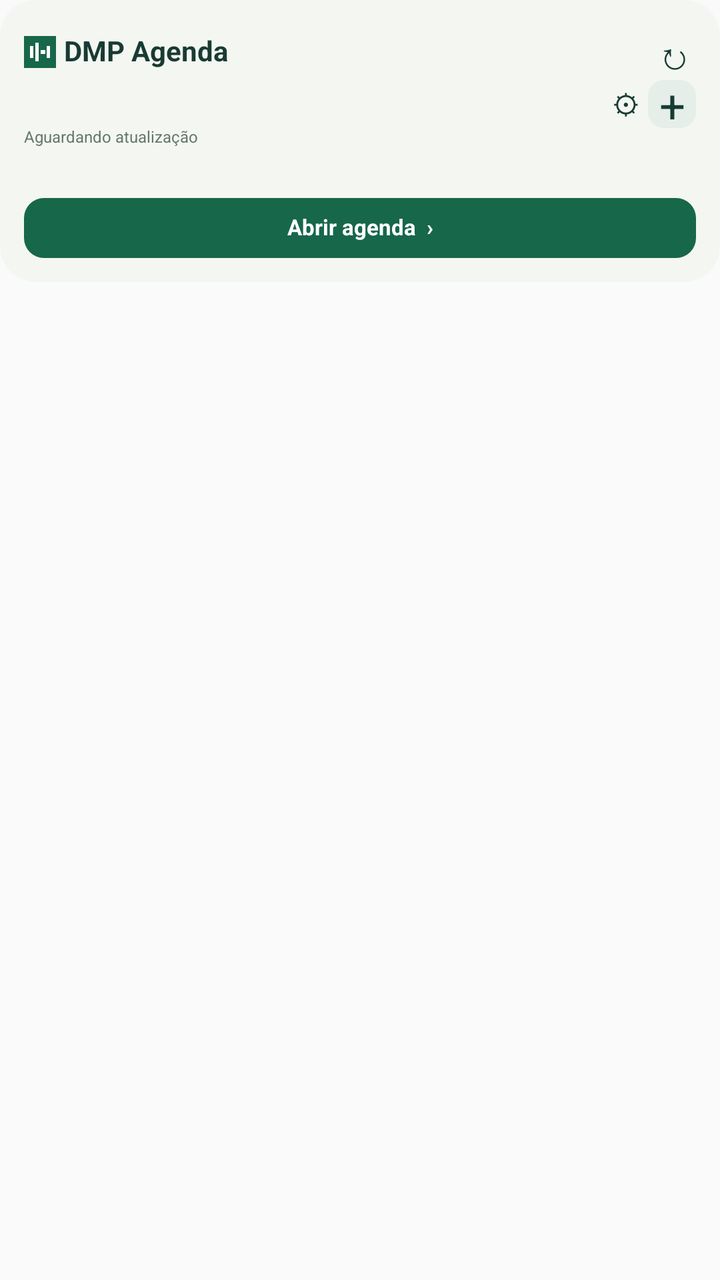
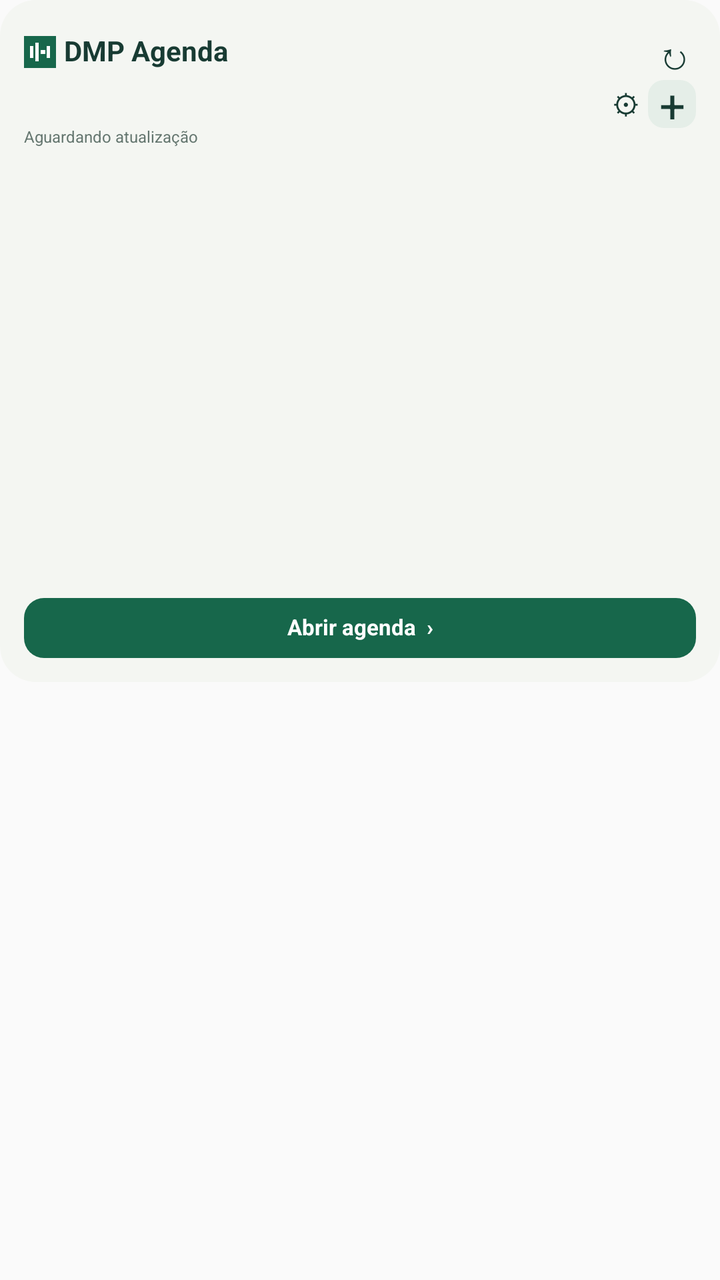

Two renders of the same Android screen: before a commit and after it. Below are the layout's source before the change and the commit's diff.
<!-- AndroidManifest.xml: application theme android:Theme.Material.Light.NoActionBar -->
<!-- res/layout/agenda_widget.xml -->
<FrameLayout xmlns:android="http://schemas.android.com/apk/res/android" android:id="@+id/root" android:layout_width="match_parent" android:layout_height="match_parent">
  <RelativeLayout android:id="@+id/shell" android:layout_width="match_parent" android:layout_height="wrap_content">
    <ImageView android:id="@+id/shell_bg" android:layout_width="match_parent" android:layout_height="0dp" android:scaleType="fitXY" android:contentDescription="" android:layout_alignTop="@id/content" android:layout_alignBottom="@id/content" android:src="@drawable/widget_surface" />
    <LinearLayout android:layout_width="match_parent" android:layout_height="wrap_content" android:orientation="vertical" android:padding="12dp" android:id="@+id/content">
      <LinearLayout android:layout_width="match_parent" android:layout_height="28dp" android:orientation="horizontal" android:gravity="center_vertical">
        <ImageView android:layout_width="16dp" android:layout_height="16dp" android:src="@drawable/icon" android:contentDescription="DMP" />
        <TextView android:id="@+id/header" android:layout_width="0dp" android:layout_height="wrap_content" android:text="DMP Agenda" android:textSize="14sp" android:textColor="#183B33" android:includeFontPadding="false" android:layout_weight="1" android:paddingStart="4dp" android:maxLines="1" android:ellipsize="end" android:textStyle="bold" />
        <TextView android:id="@+id/refresh" android:layout_width="22dp" android:layout_height="24dp" android:text="↻" android:textSize="19sp" android:textColor="#183B33" android:includeFontPadding="false" android:gravity="center" android:contentDescription="Atualizar" />
      </LinearLayout>
      <LinearLayout android:layout_width="match_parent" android:layout_height="24dp" android:orientation="horizontal" android:gravity="center_vertical">
        <TextView android:id="@+id/date" android:layout_width="0dp" android:layout_height="wrap_content" android:text="" android:textSize="9sp" android:includeFontPadding="false" android:layout_weight="1" android:maxLines="1" android:textColor="#5D706A" />
        <TextView android:id="@+id/settings" android:layout_width="22dp" android:layout_height="20dp" android:text="⚙" android:textSize="14sp" android:textColor="#183B33" android:includeFontPadding="false" android:gravity="center" android:contentDescription="Configurar widget" />
        <TextView android:id="@+id/add" android:layout_width="24dp" android:layout_height="24dp" android:text="+" android:textSize="23sp" android:textColor="#183B33" android:includeFontPadding="false" android:gravity="center" android:contentDescription="Adicionar compromisso" android:background="@drawable/widget_add" />
      </LinearLayout>
      <TextView android:id="@+id/updated" android:layout_width="match_parent" android:layout_height="wrap_content" android:text="Aguardando atualização" android:textSize="8sp" android:includeFontPadding="false" android:textColor="#64766F" android:paddingBottom="4dp" android:maxLines="1" />
      <LinearLayout android:layout_width="match_parent" android:layout_height="wrap_content" android:orientation="vertical" android:id="@+id/items">
</LinearLayout>
      <TextView android:id="@+id/more" android:layout_width="match_parent" android:layout_height="wrap_content" android:text="" android:textSize="10sp" android:includeFontPadding="false" android:paddingTop="4dp" android:textColor="#386453" android:maxLines="1" />
      <TextView android:id="@+id/agenda" android:layout_width="match_parent" android:layout_height="30dp" android:text="Abrir agenda  ›" android:textSize="11sp" android:includeFontPadding="false" android:background="@drawable/widget_button" android:textColor="#FFFFFF" android:gravity="center" android:textStyle="bold" android:layout_marginTop="6dp" />
    </LinearLayout>
  </RelativeLayout>
</FrameLayout>
<!-- resources referenced by this layout -->
<resources>
  <!-- drawable icon (drawable) -->
  <vector xmlns:android="http://schemas.android.com/apk/res/android" android:width="48dp" android:height="48dp" android:viewportWidth="48" android:viewportHeight="48"><path android:fillColor="#17674B" android:pathData="M0,0h48v48h-48z"/><path android:fillColor="#FFFFFF" android:pathData="M9,15h5v18h-5zM17,10h5v28h-5zM25,21h7v6h-7zM34,15h5v18h-5z"/></vector>
  <!-- drawable widget_add (drawable) -->
  <shape xmlns:android="http://schemas.android.com/apk/res/android" android:shape="rectangle"><solid android:color="#E5EEE8"/><corners android:radius="8dp"/></shape>
  <!-- drawable widget_button (drawable) -->
  <shape xmlns:android="http://schemas.android.com/apk/res/android" android:shape="rectangle"><solid android:color="#17674B"/><corners android:radius="10dp"/></shape>
  <!-- drawable widget_surface (drawable) -->
  <shape xmlns:android="http://schemas.android.com/apk/res/android" android:shape="rectangle"><solid android:color="#F4F6F2"/><corners android:radius="18dp"/></shape>
</resources>

<!-- the commit's change to res/layout/agenda_widget.xml (unified diff, before → after) -->
@@ -13,8 +13,8 @@
         <TextView android:id="@+id/add" android:layout_width="24dp" android:layout_height="24dp" android:text="+" android:textSize="23sp" android:textColor="#183B33" android:includeFontPadding="false" android:gravity="center" android:contentDescription="Adicionar compromisso" android:background="@drawable/widget_add" />
       </LinearLayout>
       <TextView android:id="@+id/updated" android:layout_width="match_parent" android:layout_height="wrap_content" android:text="Aguardando atualização" android:textSize="8sp" android:includeFontPadding="false" android:textColor="#64766F" android:paddingBottom="4dp" android:maxLines="1" />
-      <LinearLayout android:layout_width="match_parent" android:layout_height="wrap_content" android:orientation="vertical" android:id="@+id/items">
-</LinearLayout>
+      <ListView android:layout_width="match_parent" android:layout_height="200dp" android:id="@+id/items" android:divider="@null" android:scrollbars="vertical" android:cacheColorHint="@android:color/transparent" android:nestedScrollingEnabled="false">
+</ListView>
       <TextView android:id="@+id/more" android:layout_width="match_parent" android:layout_height="wrap_content" android:text="" android:textSize="10sp" android:includeFontPadding="false" android:paddingTop="4dp" android:textColor="#386453" android:maxLines="1" />
       <TextView android:id="@+id/agenda" android:layout_width="match_parent" android:layout_height="30dp" android:text="Abrir agenda  ›" android:textSize="11sp" android:includeFontPadding="false" android:background="@drawable/widget_button" android:textColor="#FFFFFF" android:gravity="center" android:textStyle="bold" android:layout_marginTop="6dp" />
     </LinearLayout>
